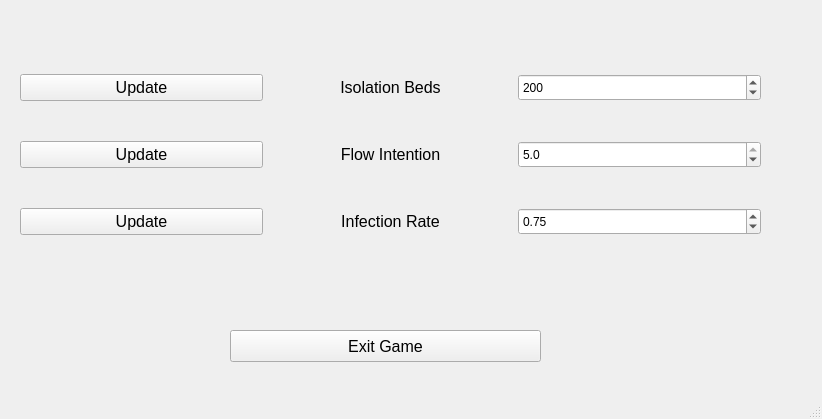
Before: the Qt Designer form GameControlPanel.ui in JaneYSY/SCFinal, drawn with Qt 5.
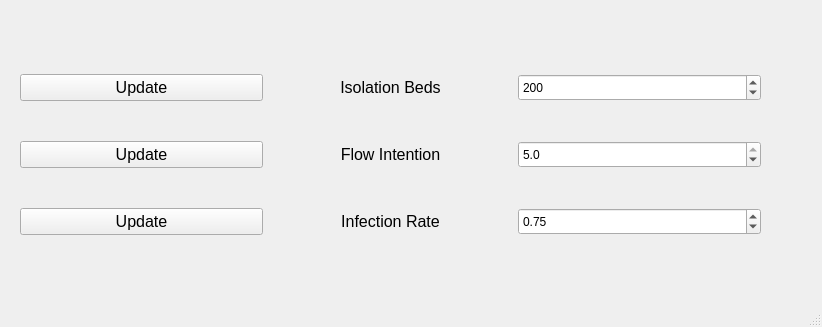
After: the same form once the commit is applied.

Commit message: Fix bugs in run_controlpanel

Patch:
```diff
--- a/GameControlPanel.ui
+++ b/GameControlPanel.ui
@@ -7,7 +7,7 @@
     <x>0</x>
     <y>0</y>
     <width>822</width>
-    <height>419</height>
+    <height>327</height>
    </rect>
   </property>
   <property name="sizePolicy">
@@ -191,24 +191,6 @@
      </item>
     </layout>
    </widget>
-   <widget class="QPushButton" name="ExitGame">
-    <property name="geometry">
-     <rect>
-      <x>230</x>
-      <y>330</y>
-      <width>311</width>
-      <height>32</height>
-     </rect>
-    </property>
-    <property name="font">
-     <font>
-      <pointsize>12</pointsize>
-     </font>
-    </property>
-    <property name="text">
-     <string>Exit Game</string>
-    </property>
-   </widget>
   </widget>
   <widget class="QMenuBar" name="menubar">
    <property name="geometry">
```
The commit also changes 2 other files.
